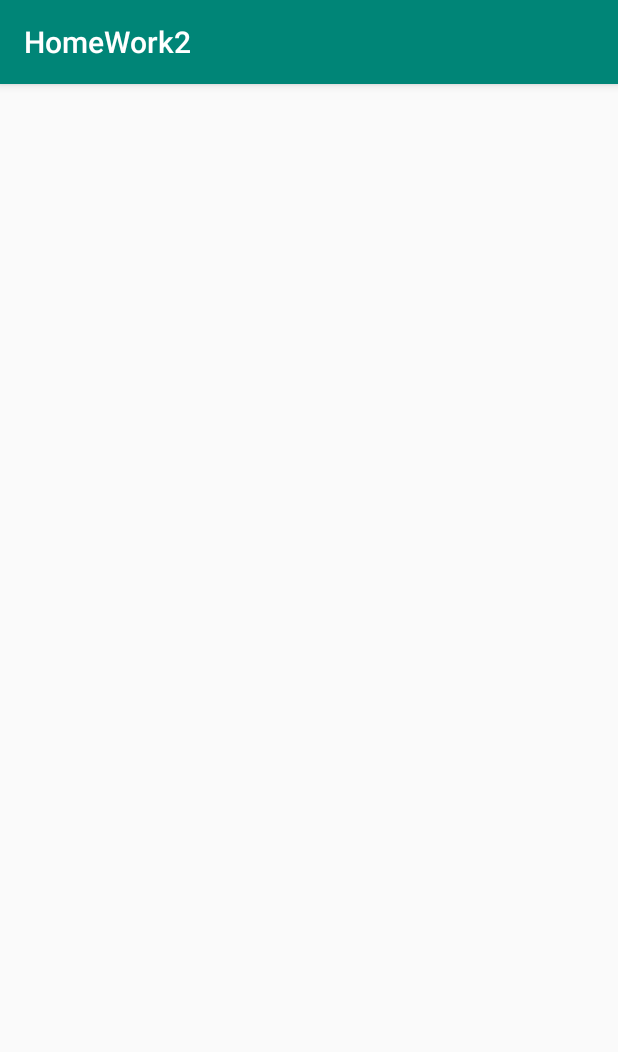
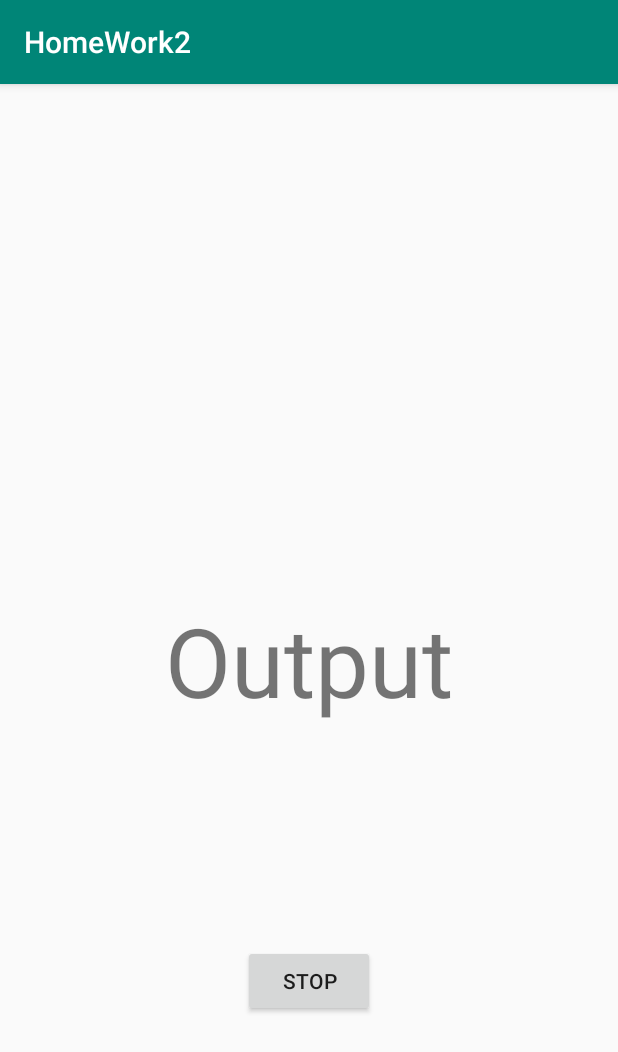
Before and after one commit to sapfirmoscow/HomeWork2, an Android app: the SecondActivity screen opened directly, with no data from a screen before it, on a phone screen of 412 x 824 dp. Shown: the top 1052 px of the screen. Run offline under Robolectric (Android 15) with nearby library versions, the phone set to English and light mode, and no system bars; 1 statement that could not run was skipped.

Commit message:
Added service and communication between components

```diff
--- a/app/src/main/java/ru/sberbank/homework2/SecondActivity.java
+++ b/app/src/main/java/ru/sberbank/homework2/SecondActivity.java
@@ -1,13 +1,122 @@
 package ru.sberbank.homework2;
 
+import android.content.ComponentName;
+import android.content.Context;
+import android.content.Intent;
+import android.content.ServiceConnection;
+import android.os.Bundle;
+import android.os.Handler;
+import android.os.IBinder;
+import android.os.Message;
+import android.os.Messenger;
+import android.os.RemoteException;
 import android.support.v7.app.AppCompatActivity;
-import android.os.Bundle;
+import android.view.View;
+import android.widget.Button;
+import android.widget.TextView;
 
 public class SecondActivity extends AppCompatActivity {
+
+    private Button stopButton;
+    private TextView outputText;
+
+    private Messenger mService;
+    private Messenger mMessenger = new Messenger(new IncomingHandler());
+    private ServiceConnection mServiceConnection = new ServiceConnection() {
+        @Override
+        public void onServiceConnected(ComponentName name, IBinder service) {
+            mService = new Messenger(service);
+            Message message = Message.obtain(null, MyService.MSG_REGISTER_CLIENT);
+            message.replyTo = mMessenger;
+
+            try {
+                mService.send(message);
+            } catch (RemoteException e) {
+                e.printStackTrace();
+            }
+        }
+
+        @Override
+        public void onServiceDisconnected(ComponentName name) {
+            mService = null;
+        }
+    };
+
+    public static final Intent newIntent(Context context) {
+        return new Intent(context, SecondActivity.class);
+    }
 
     @Override
     protected void onCreate(Bundle savedInstanceState) {
         super.onCreate(savedInstanceState);
         setContentView(R.layout.activity_second);
+        initViews();
+        initListeners();
+    }
+
+    private void setFromService(Object obj) {
+        outputText.setText(obj.toString());
+    }
+
+    @Override
+    protected void onResume() {
+        super.onResume();
+        doBindService();
+
+    }
+
+    @Override
+    protected void onPause() {
+        super.onPause();
+        doUnBindService();
+
+
+    }
+
+
+    private void initListeners() {
+        stopButton.setOnClickListener(new View.OnClickListener() {
+            @Override
+            public void onClick(View v) {
+                MyService.setShoudFinish(true);
+            }
+        });
+    }
+
+    private void doBindService() {
+        bindService(MyService.newInteent(SecondActivity.this), mServiceConnection, BIND_AUTO_CREATE);
+
+    }
+
+    private void doUnBindService() {
+        Message message = Message.obtain(null, MyService.MSG_UNREGISTER_CLIENT);
+        message.replyTo = mMessenger;
+
+        try {
+            mService.send(message);
+        } catch (RemoteException e) {
+            e.printStackTrace();
+        }
+
+        unbindService(mServiceConnection);
+    }
+
+    private void initViews() {
+        stopButton = findViewById(R.id.stop_button);
+        outputText = findViewById(R.id.output_text);
+    }
+
+    private class IncomingHandler extends Handler {
+        @Override
+        public void handleMessage(Message msg) {
+            super.handleMessage(msg);
+            switch (msg.what) {
+                case MyService.MSG_VALUE:
+                    setFromService(msg.obj);
+                    break;
+                case MyService.MSG_STOP_SERVICE:
+                    outputText.setText("Service finished");
+            }
+        }
     }
 }
--- a/app/src/main/res/layout/activity_main.xml
+++ b/app/src/main/res/layout/activity_main.xml
@@ -7,7 +7,7 @@
     tools:context=".MainActivity">
 
     <Button
-        android:id="@+id/button"
+        android:id="@+id/button1"
         android:layout_width="@dimen/button_width"
         android:layout_height="@dimen/button_height"
         android:layout_marginStart="@dimen/layout_marginStart"
@@ -30,5 +30,5 @@
         android:text="@string/_2"
         app:layout_constraintEnd_toEndOf="parent"
         app:layout_constraintStart_toStartOf="parent"
-        app:layout_constraintTop_toBottomOf="@+id/button" />
+        app:layout_constraintTop_toBottomOf="@+id/button1" />
 </android.support.constraint.ConstraintLayout>
--- a/app/src/main/res/layout/activity_second.xml
+++ b/app/src/main/res/layout/activity_second.xml
@@ -6,4 +6,32 @@
     android:layout_height="match_parent"
     tools:context=".SecondActivity">
 
+    <Button
+        android:id="@+id/stop_button"
+        android:layout_width="wrap_content"
+        android:layout_height="wrap_content"
+        android:layout_marginStart="@dimen/layout_marginStart"
+        android:layout_marginTop="@dimen/layout_marginTop"
+        android:layout_marginEnd="@dimen/layout_marginEnd"
+        android:layout_marginBottom="@dimen/layout_marginBottom"
+        android:text="@string/stop"
+        app:layout_constraintBottom_toBottomOf="parent"
+        app:layout_constraintEnd_toEndOf="parent"
+        app:layout_constraintStart_toStartOf="parent"
+        app:layout_constraintTop_toBottomOf="@+id/output_text" />
+
+    <TextView
+        android:id="@+id/output_text"
+        android:layout_width="wrap_content"
+        android:layout_height="wrap_content"
+        android:layout_marginStart="@dimen/layout_marginStart"
+        android:layout_marginTop="@dimen/layout_marginTop"
+        android:layout_marginEnd="@dimen/layout_marginEnd"
+        android:layout_marginBottom="@dimen/layout_marginBottom"
+        android:textSize="@dimen/textSize"
+        android:text="@string/output"
+        app:layout_constraintBottom_toBottomOf="parent"
+        app:layout_constraintEnd_toEndOf="parent"
+        app:layout_constraintStart_toStartOf="parent"
+        app:layout_constraintTop_toTopOf="parent" />
 </android.support.constraint.ConstraintLayout>
--- a/app/src/main/res/values/dimen.xml
+++ b/app/src/main/res/values/dimen.xml
@@ -4,6 +4,7 @@
     <dimen name="layout_marginEnd">8dp</dimen>
     <dimen name="layout_marginStart">8dp</dimen>
     <dimen name="layout_marginTop">8dp</dimen>
-    <dimen name="button_width">8dp</dimen>
-    <dimen name="button_height">8dp</dimen>
+    <dimen name="button_width">200dp</dimen>
+    <dimen name="button_height">100dp</dimen>
+    <dimen name="textSize">64sp</dimen>
 </resources>
--- a/app/src/main/res/values/strings.xml
+++ b/app/src/main/res/values/strings.xml
@@ -2,4 +2,6 @@
     <string name="app_name">HomeWork2</string>
     <string name="_1">1</string>
     <string name="_2">2</string>
+    <string name="stop">Stop</string>
+    <string name="output">Output</string>
 </resources>
```
Also changed, not shown: app/src/main/AndroidManifest.xml (+5 -2 lines), app/src/main/java/ru/sberbank/homework2/MainActivity.java (+23 -2 lines), app/src/main/java/ru/sberbank/homework2/MyService.java (added, +96 -0 lines).
